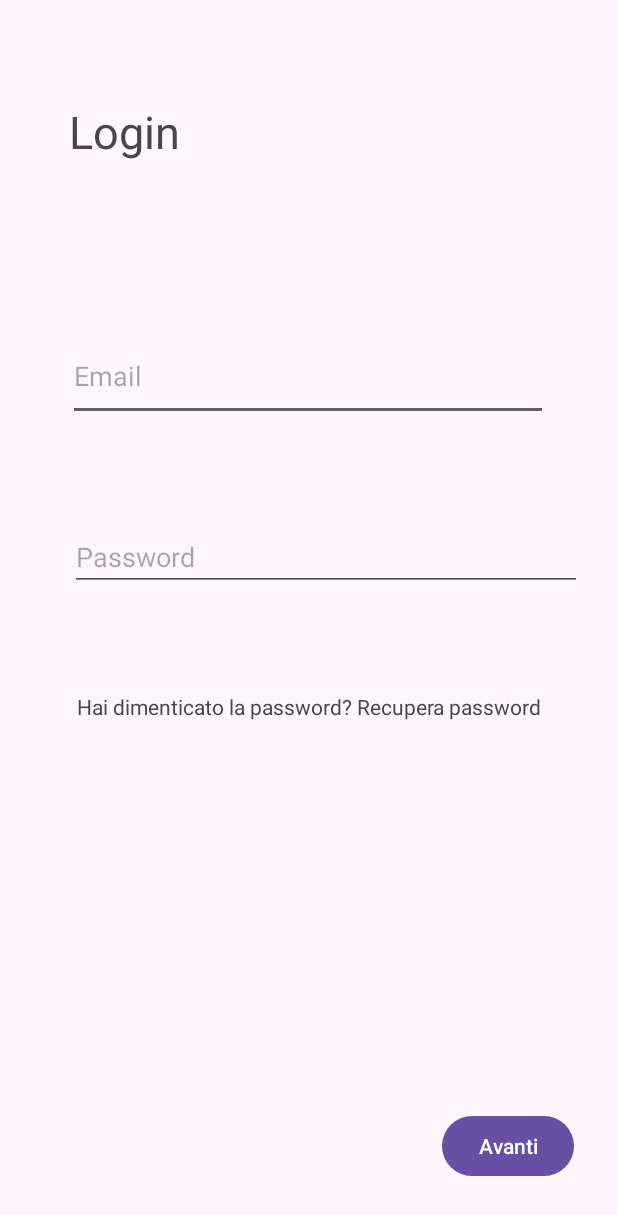
After one commit to AngeP02/ProgettoAmbienti, an Android app: the LoginActivity screen opened directly, with no data from a screen before it, on a phone screen of 412 x 824 dp. The commit adds this screen. Shown: the top 1215 px of the screen. Run offline under Robolectric (Android 15) with nearby library versions, the phone set to English and light mode, and no system bars.

Commit message:
Fine parte login e registrazione

```diff
--- a/app/build.gradle.kts
+++ b/app/build.gradle.kts
@@ -41,7 +41,9 @@ dependencies {
     implementation("androidx.appcompat:appcompat:1.6.1")
     implementation("com.google.android.material:material:1.10.0")
     implementation("androidx.constraintlayout:constraintlayout:2.1.4")
+    implementation( "com.google.android.material:material:1.5.0")
     testImplementation("junit:junit:4.13.2")
     androidTestImplementation("androidx.test.ext:junit:1.1.5")
     androidTestImplementation("androidx.test.espresso:espresso-core:3.5.1")
+
 }
--- a/app/src/main/AndroidManifest.xml
+++ b/app/src/main/AndroidManifest.xml
@@ -25,6 +25,8 @@
         android:name=".RegistrazioneActivity">
     </activity>
         <activity android:name=".ContattiActivity" />
+        <activity android:name=".LoginActivity" />
+
 
     <activity android:name=".HomePageAutonoma" />
 
--- a/app/src/main/java/com/example/progetto/ContattiActivity.kt
+++ b/app/src/main/java/com/example/progetto/ContattiActivity.kt
@@ -44,7 +44,7 @@ class ContattiActivity: AppCompatActivity() {
         // Aggiungi un listener al bottone
         avantiButton.setOnClickListener {
             // Avvia un'attività per la schermata di registrazione
-            val intent = Intent(this, HomePageAutonoma::class.java)
+            val intent = Intent(this, LoginActivity::class.java)
             salvaContatto()
             startActivity(intent)
         }
@@ -56,7 +56,7 @@ class ContattiActivity: AppCompatActivity() {
         val cognome = intent.getStringExtra("cognome")
         val dataNascita = intent.getStringExtra("dataNascita")
         val email = intent.getStringExtra("email")
-        val password = intent.getIntExtra("password",0)
+        val password = intent.getStringExtra("password")
 
         val nome1EditText: EditText = findViewById(R.id.Nome1)
         val cognome1EditText: EditText = findViewById(R.id.Cognome1)
--- /dev/null
+++ b/app/src/main/res/layout/login.xml
@@ -0,0 +1,76 @@
+<?xml version="1.0" encoding="utf-8"?>
+<androidx.constraintlayout.widget.ConstraintLayout xmlns:android="http://schemas.android.com/apk/res/android"
+    xmlns:app="http://schemas.android.com/apk/res-auto"
+    xmlns:tools="http://schemas.android.com/tools"
+    android:layout_width="match_parent"
+    android:layout_height="match_parent">
+
+    <TextView
+        android:id="@+id/Login"
+        android:layout_width="wrap_content"
+        android:layout_height="wrap_content"
+        android:text="Login"
+        android:textSize="30sp"
+        app:layout_constraintBottom_toBottomOf="parent"
+        app:layout_constraintEnd_toEndOf="parent"
+        app:layout_constraintHorizontal_bias="0.137"
+        app:layout_constraintStart_toStartOf="parent"
+        app:layout_constraintTop_toTopOf="parent"
+        app:layout_constraintVertical_bias="0.086" />
+
+    <EditText
+        android:id="@+id/Email_utente"
+        android:layout_width="320dp"
+        android:layout_height="60dp"
+        android:ems="10"
+        android:hint="Email"
+        android:inputType="text"
+        app:layout_constraintBottom_toBottomOf="parent"
+        app:layout_constraintEnd_toEndOf="parent"
+        app:layout_constraintHorizontal_bias="0.494"
+        app:layout_constraintStart_toStartOf="parent"
+        app:layout_constraintTop_toBottomOf="@+id/Login"
+        app:layout_constraintVertical_bias="0.172" />
+    <Button
+        android:id="@+id/avantiLogin"
+        android:layout_width="wrap_content"
+        android:layout_height="wrap_content"
+        android:text="Avanti"
+        app:layout_constraintBottom_toBottomOf="parent"
+        app:layout_constraintEnd_toEndOf="parent"
+        app:layout_constraintHorizontal_bias="0.91"
+        app:layout_constraintStart_toStartOf="parent"
+        app:layout_constraintTop_toTopOf="parent"
+        app:layout_constraintVertical_bias="0.954" />
+
+
+
+
+
+    <TextView
+        android:id="@+id/openLayoutTextView"
+        android:layout_width="wrap_content"
+        android:layout_height="wrap_content"
+        android:clickable="true"
+        android:onClick="openNewLayout"
+        android:padding="46dp"
+        android:text="Hai dimenticato la password? Recupera password"
+        app:layout_constraintBottom_toBottomOf="parent"
+        app:layout_constraintEnd_toEndOf="parent"
+        app:layout_constraintStart_toStartOf="parent"
+        app:layout_constraintTop_toBottomOf="@+id/Password_utente"
+        app:layout_constraintVertical_bias="0.066" />
+
+    <com.google.android.material.textfield.TextInputEditText
+        android:id="@+id/Password_utente"
+        android:layout_width="341dp"
+        android:layout_height="45dp"
+        android:layout_marginTop="68dp"
+        android:layout_marginEnd="24dp"
+        android:hint="Password"
+        android:inputType="textPassword"
+        app:layout_constraintEnd_toEndOf="parent"
+        app:layout_constraintTop_toBottomOf="@+id/Email_utente" />
+
+
+</androidx.constraintlayout.widget.ConstraintLayout>
```
Also changed, not shown: app/src/main/java/com/example/progetto/LoginActivity.kt (added, +99 -0 lines), app/src/main/java/com/example/progetto/MainActivity.kt (+11 -2 lines), app/src/main/java/com/example/progetto/MyDatabaseHelper.kt (+13 -3 lines), app/src/main/java/com/example/progetto/RegistrazioneActivity.kt (+18 -5 lines).
